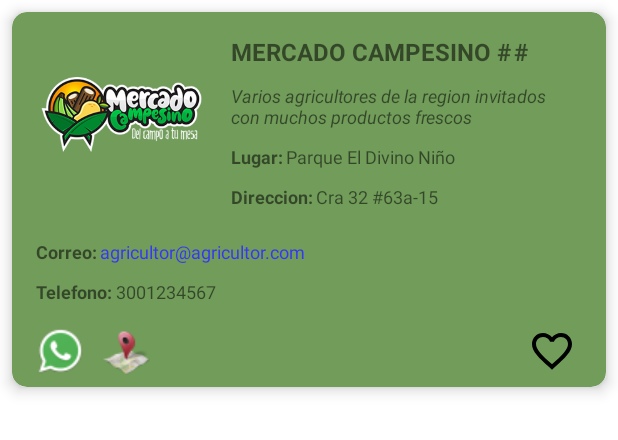
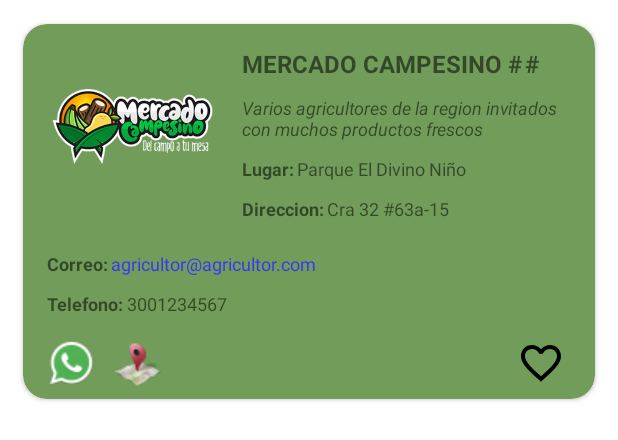
Before and after one commit to jpcorreap/mercados-campesinos-app, an Android app: the layout example_card.xml on its own in the app's theme, with its tools: preview values and no code run, on a phone screen of 412 x 824 dp. Shown: the top 440 px of the screen. Run offline under Robolectric (Android 15) with nearby library versions, the phone set to English and light mode, and no system bars.

Commit message:
Changed some id's

```diff
--- a/app/src/main/res/layout/example_card.xml
+++ b/app/src/main/res/layout/example_card.xml
@@ -1,23 +1,25 @@
 <?xml version="1.0" encoding="utf-8"?>
-<androidx.cardview.widget.CardView xmlns:app="http://schemas.android.com/apk/res-auto"
-    xmlns:android="http://schemas.android.com/apk/res/android"
+<androidx.cardview.widget.CardView xmlns:android="http://schemas.android.com/apk/res/android"
+    xmlns:app="http://schemas.android.com/apk/res-auto"
     xmlns:tools="http://schemas.android.com/tools"
-    android:layout_width="wrap_content"
+    android:id="@+id/cardView"
+    android:layout_width="match_parent"
     android:layout_height="wrap_content"
-    app:cardCornerRadius="10dp"
-    app:cardPreventCornerOverlap="false"
     android:layout_margin="8dp"
     android:backgroundTint="#719C5A"
     app:cardBackgroundColor="#FFFFFF"
-    app:cardElevation="6dp">
-<!--30/07/2021 Se cambiaron los formatos de los textview y se ajustaron los margenes, se cambio la posicion, tamaño y tipo de iconos-->
-<!--Se cambio la ubicacion de la cardview y el color de fondo-->
+    app:cardCornerRadius="16dp"
+    app:cardElevation="2dp"
+    android:animateLayoutChanges="true"
+    app:cardUseCompatPadding="true">
+    <!--30/07/2021 Se cambiaron los formatos de los textview y se ajustaron los margenes, se cambio la posicion, tamaño y tipo de iconos-->
+    <!--Se cambio la ubicacion de la cardview y el color de fondo-->
     <RelativeLayout
         android:layout_width="match_parent"
         android:layout_height="250dp">
 
         <ImageView
-            android:id="@+id/imageViewFarmer"
+            android:id="@+id/imgMarket"
             android:layout_width="114dp"
             android:layout_height="106dp"
             android:layout_alignParentStart="true"
@@ -35,7 +37,7 @@
             android:layout_alignParentTop="true"
             android:layout_marginStart="16dp"
             android:layout_marginTop="15dp"
-            android:layout_toEndOf="@+id/imageViewFarmer"
+            android:layout_toEndOf="@+id/imgMarket"
             android:text="@string/CardTitle"
             android:textSize="16sp"
             android:textStyle="bold" />
@@ -63,7 +65,7 @@
             android:layout_marginStart="16dp"
             android:layout_marginTop="10dp"
             android:layout_marginEnd="20dp"
-            android:layout_toEndOf="@+id/imageViewFarmer"
+            android:layout_toEndOf="@+id/imgMarket"
             android:text="@string/ComentCard"
             android:textSize="12sp"
             android:textStyle="italic" />
@@ -75,7 +77,7 @@
             android:layout_below="@+id/textViewComent"
             android:layout_marginStart="16dp"
             android:layout_marginTop="10dp"
-            android:layout_toEndOf="@+id/imageViewFarmer"
+            android:layout_toEndOf="@+id/imgMarket"
             android:text="@string/Place"
             android:textSize="12sp"
             android:textStyle="bold" />
@@ -100,7 +102,7 @@
             android:layout_below="@+id/textViewPlace"
             android:layout_marginStart="16dp"
             android:layout_marginTop="10dp"
-            android:layout_toEndOf="@+id/imageViewFarmer"
+            android:layout_toEndOf="@+id/imgMarket"
             android:text="@string/DirectionTitle"
             android:textSize="12sp"
             android:textStyle="bold" />
@@ -122,13 +124,13 @@
             android:id="@+id/textViewMailTitle"
             android:layout_width="wrap_content"
             android:layout_height="wrap_content"
-            android:layout_below="@+id/imageViewFarmer"
+            android:layout_below="@+id/imgMarket"
             android:layout_alignParentStart="true"
             android:layout_marginStart="16dp"
             android:layout_marginTop="30dp"
             android:text="@string/EmailTitle"
             android:textSize="12sp"
-            android:textStyle="bold"/>
+            android:textStyle="bold" />
 
         <TextView
             android:id="@+id/textViewMail"
@@ -156,7 +158,7 @@
             android:layout_marginTop="10dp"
             android:text="@string/PhoneTitle"
             android:textSize="12sp"
-            android:textStyle="bold"/>
+            android:textStyle="bold" />
 
         <TextView
             android:id="@+id/textViewPhoneNumber"
```
